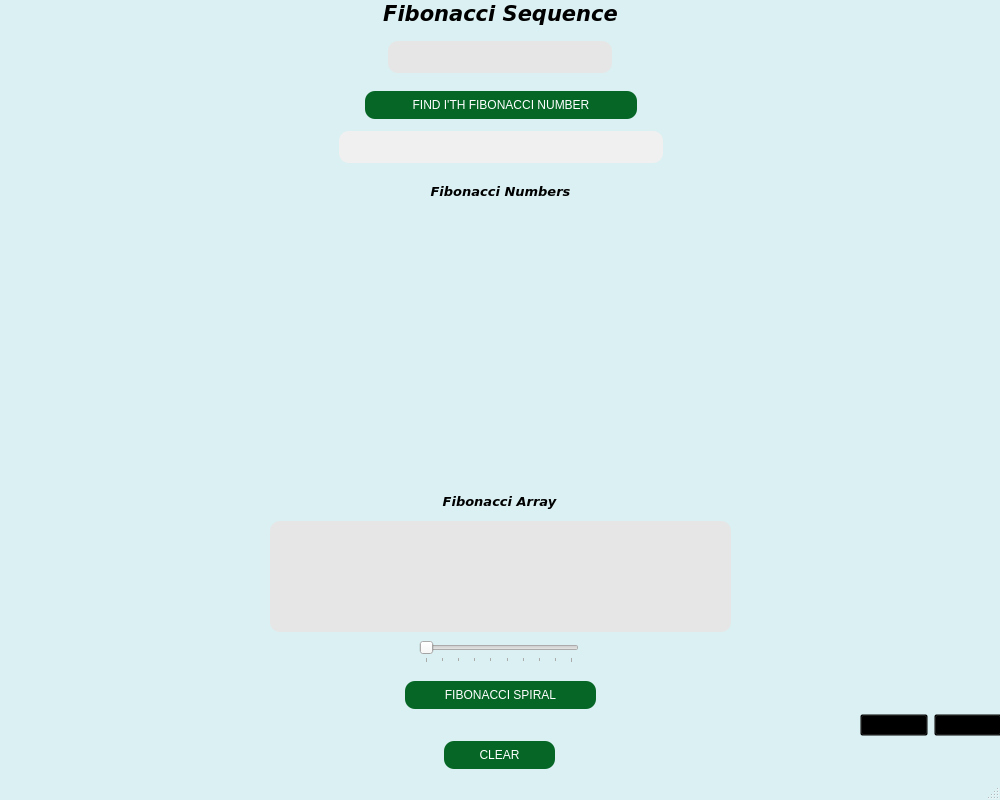
ozan-git/Sorting-Algorithms-Visualisation, file qt_designer_ozan/fibonacci_uiqt.ui: the form before one commit.
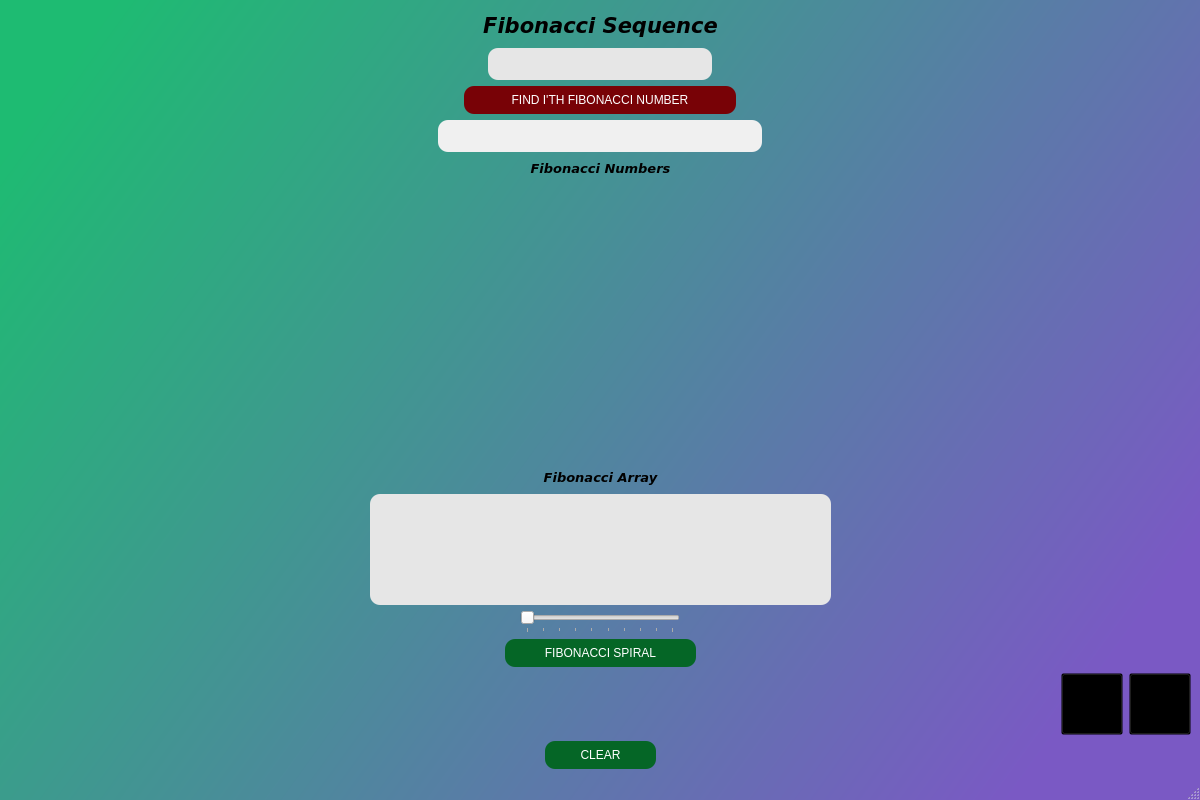
The form after the commit. Icons and pictures are not drawn. Custom widgets are drawn as their Qt base class.

The edit to the form file:
```diff
--- a/qt_designer_ozan/fibonacci_uiqt.ui
+++ b/qt_designer_ozan/fibonacci_uiqt.ui
@@ -6,20 +6,20 @@
    <rect>
     <x>0</x>
     <y>0</y>
-    <width>1000</width>
+    <width>1200</width>
     <height>800</height>
    </rect>
   </property>
   <property name="minimumSize">
    <size>
-    <width>1000</width>
+    <width>1200</width>
     <height>800</height>
    </size>
   </property>
   <property name="maximumSize">
    <size>
-    <width>1000</width>
-    <height>800</height>
+    <width>4500</width>
+    <height>4500</height>
    </size>
   </property>
   <property name="windowTitle">
@@ -27,87 +27,12 @@
   </property>
   <property name="styleSheet">
    <string notr="true">#FibonacciWindow{
-background-color: rgb(219, 240, 242);
+background-color: qlineargradient(spread:pad, x1:0, y1:0.193545, x2:1, y2:0.676, stop:0 rgba(30, 187, 114, 255), stop:1 rgba(122, 89, 196, 255));
 }</string>
   </property>
   <widget class="QWidget" name="centralwidget">
-   <widget class="QWidget" name="layoutWidget">
-    <property name="geometry">
-     <rect>
-      <x>0</x>
-      <y>130</y>
-      <width>1001</width>
-      <height>34</height>
-     </rect>
-    </property>
-    <layout class="QHBoxLayout" name="horizontalLayout_4">
+   <layout class="QVBoxLayout" name="verticalLayout">
      <item>
-      <spacer name="horizontalSpacer_7">
-       <property name="orientation">
-        <enum>Qt::Horizontal</enum>
-       </property>
-       <property name="sizeHint" stdset="0">
-        <size>
-         <width>40</width>
-         <height>20</height>
-        </size>
-       </property>
-      </spacer>
-     </item>
-     <item>
-      <widget class="QLabel" name="result">
-       <property name="minimumSize">
-        <size>
-         <width>324</width>
-         <height>32</height>
-        </size>
-       </property>
-       <property name="maximumSize">
-        <size>
-         <width>324</width>
-         <height>32</height>
-        </size>
-       </property>
-       <property name="toolTip">
-        <string>Nth Fibonacci Number</string>
-       </property>
-       <property name="styleSheet">
-        <string notr="true">font: 10pt &quot;MS Shell Dlg 2&quot;;
-background-color: rgb(240, 240, 240);
-border-radius: 10px ;</string>
-       </property>
-       <property name="text">
-        <string/>
-       </property>
-       <property name="alignment">
-        <set>Qt::AlignCenter</set>
-       </property>
-      </widget>
-     </item>
-     <item>
-      <spacer name="horizontalSpacer_8">
-       <property name="orientation">
-        <enum>Qt::Horizontal</enum>
-       </property>
-       <property name="sizeHint" stdset="0">
-        <size>
-         <width>40</width>
-         <height>20</height>
-        </size>
-       </property>
-      </spacer>
-     </item>
-    </layout>
-   </widget>
-   <widget class="QWidget" name="layoutWidget">
-    <property name="geometry">
-     <rect>
-      <x>0</x>
-      <y>0</y>
-      <width>1001</width>
-      <height>27</height>
-     </rect>
-    </property>
     <layout class="QHBoxLayout" name="horizontalLayout">
      <item>
       <spacer name="horizontalSpacer">
@@ -152,19 +77,11 @@
       </spacer>
      </item>
     </layout>
-   </widget>
-   <widget class="QWidget" name="layoutWidget">
-    <property name="geometry">
-     <rect>
-      <x>3</x>
-      <y>210</y>
-      <width>991</width>
-      <height>278</height>
-     </rect>
-    </property>
-    <layout class="QHBoxLayout" name="horizontalLayout_5">
+    </item>
      <item>
-      <spacer name="horizontalSpacer_11">
+     <layout class="QHBoxLayout" name="horizontalLayout_2">
+      <item>
+       <spacer name="horizontalSpacer_3">
        <property name="orientation">
         <enum>Qt::Horizontal</enum>
        </property>
@@ -177,26 +94,40 @@
       </spacer>
      </item>
      <item>
-      <widget class="MplFib" name="MplFib" native="true">
+       <widget class="QLineEdit" name="n_number">
        <property name="minimumSize">
         <size>
-         <width>860</width>
-         <height>276</height>
+          <width>224</width>
+          <height>32</height>
         </size>
        </property>
        <property name="maximumSize">
         <size>
-         <width>860</width>
-         <height>276</height>
-        </size>
-       </property>
+          <width>224</width>
+          <height>32</height>
+         </size>
+        </property>
+        <property name="toolTip">
+         <string>Enter a number</string>
+        </property>
        <property name="styleSheet">
-        <string notr="true">background-color: rgba(0,0,0,0);</string>
+         <string notr="true">background-color: rgb(230, 230, 230);
+font: 10pt &quot;MS Shell Dlg 2&quot;;
+border-radius: 10px ;</string>
+        </property>
+        <property name="text">
+         <string/>
+        </property>
+        <property name="alignment">
+         <set>Qt::AlignCenter</set>
+        </property>
+        <property name="placeholderText">
+         <string/>
        </property>
       </widget>
      </item>
      <item>
-      <spacer name="horizontalSpacer_12">
+       <spacer name="horizontalSpacer_4">
        <property name="orientation">
         <enum>Qt::Horizontal</enum>
        </property>
@@ -209,16 +140,8 @@
       </spacer>
      </item>
     </layout>
-   </widget>
-   <widget class="QWidget" name="layoutWidget">
-    <property name="geometry">
-     <rect>
-      <x>0</x>
-      <y>90</y>
-      <width>1001</width>
-      <height>30</height>
-     </rect>
-    </property>
+    </item>
+    <item>
     <layout class="QHBoxLayout" name="horizontalLayout_3">
      <item>
       <spacer name="horizontalSpacer_5">
@@ -251,12 +174,11 @@
         <string>Find nth Fibonacci Number</string>
        </property>
        <property name="styleSheet">
-        <string notr="true">#findfibo_btn{
-background-color: rgb(5, 102, 38);
+         <string notr="true">#findfibo_btn{background-color:rgba(120, 2, 6, 255);
 font: 10pt &quot;MS Shell Dlg 2&quot; white;
 border-radius: 10px ;
-color: white;
-}
+color: white;}
+
 #findfibo_btn:hover{
 background-color:qlineargradient(spread:pad, x1:0, y1:0, x2:0.625, y2:0.761, stop:0 rgba(48, 33, 14, 255), stop:1 rgba(0, 108, 80, 255));
 }</string>
@@ -280,16 +202,68 @@
       </spacer>
      </item>
     </layout>
-   </widget>
-   <widget class="QWidget" name="layoutWidget">
-    <property name="geometry">
-     <rect>
-      <x>0</x>
-      <y>180</y>
-      <width>1001</width>
-      <height>23</height>
-     </rect>
-    </property>
+    </item>
+    <item>
+     <layout class="QHBoxLayout" name="horizontalLayout_4">
+      <item>
+       <spacer name="horizontalSpacer_7">
+        <property name="orientation">
+         <enum>Qt::Horizontal</enum>
+        </property>
+        <property name="sizeHint" stdset="0">
+         <size>
+          <width>40</width>
+          <height>20</height>
+         </size>
+        </property>
+       </spacer>
+      </item>
+      <item>
+       <widget class="QLabel" name="result">
+        <property name="minimumSize">
+         <size>
+          <width>324</width>
+          <height>32</height>
+         </size>
+        </property>
+        <property name="maximumSize">
+         <size>
+          <width>324</width>
+          <height>32</height>
+         </size>
+        </property>
+        <property name="toolTip">
+         <string>Nth Fibonacci Number</string>
+        </property>
+        <property name="styleSheet">
+         <string notr="true">font: 10pt &quot;MS Shell Dlg 2&quot;;
+background-color: rgb(240, 240, 240);
+border-radius: 10px ;</string>
+        </property>
+        <property name="text">
+         <string/>
+        </property>
+        <property name="alignment">
+         <set>Qt::AlignCenter</set>
+        </property>
+       </widget>
+      </item>
+      <item>
+       <spacer name="horizontalSpacer_8">
+        <property name="orientation">
+         <enum>Qt::Horizontal</enum>
+        </property>
+        <property name="sizeHint" stdset="0">
+         <size>
+          <width>40</width>
+          <height>20</height>
+         </size>
+        </property>
+       </spacer>
+      </item>
+     </layout>
+    </item>
+    <item>
     <layout class="QHBoxLayout" name="horizontalLayout_6">
      <item>
       <spacer name="horizontalSpacer_9">
@@ -346,16 +320,175 @@
       </spacer>
      </item>
     </layout>
-   </widget>
-   <widget class="QWidget" name="layoutWidget">
-    <property name="geometry">
-     <rect>
-      <x>3</x>
-      <y>640</y>
-      <width>991</width>
-      <height>24</height>
-     </rect>
-    </property>
+    </item>
+    <item>
+     <layout class="QHBoxLayout" name="horizontalLayout_5">
+      <item>
+       <spacer name="horizontalSpacer_11">
+        <property name="orientation">
+         <enum>Qt::Horizontal</enum>
+        </property>
+        <property name="sizeHint" stdset="0">
+         <size>
+          <width>40</width>
+          <height>20</height>
+         </size>
+        </property>
+       </spacer>
+      </item>
+      <item>
+       <widget class="MplFib" name="MplFib" native="true">
+        <property name="minimumSize">
+         <size>
+          <width>860</width>
+          <height>276</height>
+         </size>
+        </property>
+        <property name="maximumSize">
+         <size>
+          <width>860</width>
+          <height>276</height>
+         </size>
+        </property>
+        <property name="styleSheet">
+         <string notr="true">background-color: rgba(0,0,0,0);</string>
+        </property>
+       </widget>
+      </item>
+      <item>
+       <spacer name="horizontalSpacer_12">
+        <property name="orientation">
+         <enum>Qt::Horizontal</enum>
+        </property>
+        <property name="sizeHint" stdset="0">
+         <size>
+          <width>40</width>
+          <height>20</height>
+         </size>
+        </property>
+       </spacer>
+      </item>
+     </layout>
+    </item>
+    <item>
+     <layout class="QHBoxLayout" name="horizontalLayout_7">
+      <item>
+       <spacer name="horizontalSpacer_21">
+        <property name="orientation">
+         <enum>Qt::Horizontal</enum>
+        </property>
+        <property name="sizeHint" stdset="0">
+         <size>
+          <width>40</width>
+          <height>20</height>
+         </size>
+        </property>
+       </spacer>
+      </item>
+      <item>
+       <widget class="QLabel" name="label_7">
+        <property name="minimumSize">
+         <size>
+          <width>151</width>
+          <height>21</height>
+         </size>
+        </property>
+        <property name="maximumSize">
+         <size>
+          <width>151</width>
+          <height>21</height>
+         </size>
+        </property>
+        <property name="font">
+         <font>
+          <family>Verdana</family>
+          <pointsize>12</pointsize>
+          <weight>75</weight>
+          <bold>true</bold>
+          <kerning>true</kerning>
+         </font>
+        </property>
+        <property name="text">
+         <string>&lt;html&gt;&lt;head/&gt;&lt;body&gt;&lt;p align=&quot;center&quot;&gt;&lt;span style=&quot; font-size:10pt; font-style:italic; color:#000000;&quot;&gt;Fibonacci Array&lt;/span&gt;&lt;/p&gt;&lt;/body&gt;&lt;/html&gt;</string>
+        </property>
+       </widget>
+      </item>
+      <item>
+       <spacer name="horizontalSpacer_22">
+        <property name="orientation">
+         <enum>Qt::Horizontal</enum>
+        </property>
+        <property name="sizeHint" stdset="0">
+         <size>
+          <width>40</width>
+          <height>20</height>
+         </size>
+        </property>
+       </spacer>
+      </item>
+     </layout>
+    </item>
+    <item>
+     <layout class="QHBoxLayout" name="horizontalLayout_8">
+      <item>
+       <spacer name="horizontalSpacer_13">
+        <property name="orientation">
+         <enum>Qt::Horizontal</enum>
+        </property>
+        <property name="sizeHint" stdset="0">
+         <size>
+          <width>40</width>
+          <height>20</height>
+         </size>
+        </property>
+       </spacer>
+      </item>
+      <item>
+       <widget class="QLabel" name="fibonacci_series">
+        <property name="minimumSize">
+         <size>
+          <width>461</width>
+          <height>111</height>
+         </size>
+        </property>
+        <property name="maximumSize">
+         <size>
+          <width>461</width>
+          <height>111</height>
+         </size>
+        </property>
+        <property name="toolTip">
+         <string>Fibonacci Sequence</string>
+        </property>
+        <property name="styleSheet">
+         <string notr="true">font: 10pt &quot;MS Shell Dlg 2&quot;;
+background-color: rgb(230, 230, 230);
+border-radius: 10px ;</string>
+        </property>
+        <property name="text">
+         <string/>
+        </property>
+        <property name="alignment">
+         <set>Qt::AlignCenter</set>
+        </property>
+       </widget>
+      </item>
+      <item>
+       <spacer name="horizontalSpacer_14">
+        <property name="orientation">
+         <enum>Qt::Horizontal</enum>
+        </property>
+        <property name="sizeHint" stdset="0">
+         <size>
+          <width>40</width>
+          <height>20</height>
+         </size>
+        </property>
+       </spacer>
+      </item>
+     </layout>
+    </item>
+    <item>
     <layout class="QHBoxLayout" name="horizontalLayout_9">
      <item>
       <spacer name="horizontalSpacer_15">
@@ -418,16 +551,8 @@
       </spacer>
      </item>
     </layout>
-   </widget>
-   <widget class="QWidget" name="layoutWidget">
-    <property name="geometry">
-     <rect>
-      <x>0</x>
-      <y>680</y>
-      <width>1001</width>
-      <height>30</height>
-     </rect>
-    </property>
+    </item>
+    <item>
     <layout class="QHBoxLayout" name="horizontalLayout_10">
      <item>
       <spacer name="horizontalSpacer_17">
@@ -489,295 +614,36 @@
       </spacer>
      </item>
     </layout>
-   </widget>
-   <widget class="QWidget" name="layoutWidget">
-    <property name="geometry">
-     <rect>
-      <x>-1</x>
-      <y>40</y>
-      <width>1001</width>
-      <height>34</height>
-     </rect>
-    </property>
-    <layout class="QHBoxLayout" name="horizontalLayout_2">
-     <item>
-      <spacer name="horizontalSpacer_3">
-       <property name="orientation">
-        <enum>Qt::Horizontal</enum>
-       </property>
-       <property name="sizeHint" stdset="0">
-        <size>
-         <width>40</width>
-         <height>20</height>
-        </size>
-       </property>
-      </spacer>
      </item>
      <item>
-      <widget class="QLineEdit" name="n_number">
-       <property name="minimumSize">
-        <size>
-         <width>224</width>
-         <height>32</height>
-        </size>
-       </property>
-       <property name="maximumSize">
-        <size>
-         <width>224</width>
-         <height>32</height>
-        </size>
-       </property>
-       <property name="toolTip">
-        <string>Enter a number</string>
-       </property>
-       <property name="styleSheet">
-        <string notr="true">background-color: rgb(230, 230, 230);
-font: 10pt &quot;MS Shell Dlg 2&quot;;
-border-radius: 10px ;</string>
-       </property>
-       <property name="text">
-        <string/>
-       </property>
-       <property name="alignment">
-        <set>Qt::AlignCenter</set>
-       </property>
-       <property name="placeholderText">
-        <string/>
-       </property>
-      </widget>
-     </item>
-     <item>
-      <spacer name="horizontalSpacer_4">
-       <property name="orientation">
-        <enum>Qt::Horizontal</enum>
-       </property>
-       <property name="sizeHint" stdset="0">
-        <size>
-         <width>40</width>
-         <height>20</height>
-        </size>
-       </property>
-      </spacer>
-     </item>
-    </layout>
-   </widget>
-   <widget class="QWidget" name="layoutWidget">
-    <property name="geometry">
-     <rect>
-      <x>0</x>
-      <y>520</y>
-      <width>1001</width>
-      <height>113</height>
-     </rect>
-    </property>
-    <layout class="QHBoxLayout" name="horizontalLayout_8">
-     <item>
-      <spacer name="horizontalSpacer_13">
-       <property name="orientation">
-        <enum>Qt::Horizontal</enum>
-       </property>
-       <property name="sizeHint" stdset="0">
-        <size>
-         <width>40</width>
-         <height>20</height>
-        </size>
-       </property>
-      </spacer>
-     </item>
-     <item>
-      <widget class="QLabel" name="fibonacci_series">
-       <property name="minimumSize">
-        <size>
-         <width>461</width>
-         <height>111</height>
-        </size>
-       </property>
-       <property name="maximumSize">
-        <size>
-         <width>461</width>
-         <height>111</height>
-        </size>
-       </property>
-       <property name="toolTip">
-        <string>Fibonacci Sequence</string>
-       </property>
-       <property name="styleSheet">
-        <string notr="true">font: 10pt &quot;MS Shell Dlg 2&quot;;
-background-color: rgb(230, 230, 230);
-border-radius: 10px ;</string>
-       </property>
-       <property name="text">
-        <string/>
-       </property>
-       <property name="alignment">
-        <set>Qt::AlignCenter</set>
-       </property>
-      </widget>
-     </item>
-     <item>
-      <spacer name="horizontalSpacer_14">
-       <property name="orientation">
-        <enum>Qt::Horizontal</enum>
-       </property>
-       <property name="sizeHint" stdset="0">
-        <size>
-         <width>40</width>
-         <height>20</height>
-        </size>
-       </property>
-      </spacer>
-     </item>
-    </layout>
-   </widget>
-   <widget class="QWidget" name="layoutWidget">
-    <property name="geometry">
-     <rect>
-      <x>4</x>
-      <y>720</y>
-      <width>991</width>
-      <height>70</height>
-     </rect>
-    </property>
-    <layout class="QHBoxLayout" name="horizontalLayout_11">
-     <item>
-      <spacer name="horizontalSpacer_20">
-       <property name="orientation">
-        <enum>Qt::Horizontal</enum>
-       </property>
-       <property name="sizeHint" stdset="0">
-        <size>
-         <width>40</width>
-         <height>20</height>
-        </size>
-       </property>
-      </spacer>
-     </item>
-     <item>
-      <widget class="QPushButton" name="clear_btn">
-       <property name="minimumSize">
-        <size>
-         <width>111</width>
-         <height>28</height>
-        </size>
-       </property>
-       <property name="maximumSize">
-        <size>
-         <width>111</width>
-         <height>28</height>
-        </size>
-       </property>
-       <property name="toolTip">
-        <string>Clear all values</string>
-       </property>
-       <property name="styleSheet">
-        <string notr="true">#clear_btn{
-background-color: rgb(5, 102, 38);
-font: 10pt &quot;MS Shell Dlg 2&quot; white;
-border-radius: 10px ;
-color: white;
-}
-#clear_btn:hover{
-background-color:qlineargradient(spread:pad, x1:0, y1:0, x2:0.625, y2:0.761, stop:0 rgba(48, 33, 14, 255), stop:1 rgba(0, 108, 80, 255));
-}</string>
-       </property>
-       <property name="text">
-        <string>CLEAR</string>
-       </property>
-      </widget>
-     </item>
-     <item>
-      <spacer name="horizontalSpacer_19">
-       <property name="orientation">
-        <enum>Qt::Horizontal</enum>
-       </property>
-       <property name="sizeHint" stdset="0">
-        <size>
-         <width>40</width>
-         <height>20</height>
-        </size>
-       </property>
-      </spacer>
-     </item>
-    </layout>
-   </widget>
-   <widget class="QWidget" name="layoutWidget">
-    <property name="geometry">
-     <rect>
-      <x>4</x>
-      <y>490</y>
-      <width>991</width>
-      <height>23</height>
-     </rect>
-    </property>
-    <layout class="QHBoxLayout" name="horizontalLayout_7">
-     <item>
-      <spacer name="horizontalSpacer_21">
-       <property name="orientation">
-        <enum>Qt::Horizontal</enum>
-       </property>
-       <property name="sizeHint" stdset="0">
-        <size>
-         <width>40</width>
-         <height>20</height>
-        </size>
-       </property>
-      </spacer>
-     </item>
-     <item>
-      <widget class="QLabel" name="label_7">
-       <property name="minimumSize">
-        <size>
-         <width>151</width>
-         <height>21</height>
-        </size>
-       </property>
-       <property name="maximumSize">
-        <size>
-         <width>151</width>
-         <height>21</height>
-        </size>
-       </property>
-       <property name="font">
-        <font>
-         <family>Verdana</family>
-         <pointsize>12</pointsize>
-         <weight>75</weight>
-         <bold>true</bold>
-         <kerning>true</kerning>
-        </font>
-       </property>
-       <property name="text">
-        <string>&lt;html&gt;&lt;head/&gt;&lt;body&gt;&lt;p align=&quot;center&quot;&gt;&lt;span style=&quot; font-size:10pt; font-style:italic; color:#000000;&quot;&gt;Fibonacci Array&lt;/span&gt;&lt;/p&gt;&lt;/body&gt;&lt;/html&gt;</string>
-       </property>
-      </widget>
-     </item>
-     <item>
-      <spacer name="horizontalSpacer_22">
-       <property name="orientation">
-        <enum>Qt::Horizontal</enum>
-       </property>
-       <property name="sizeHint" stdset="0">
-        <size>
-         <width>40</width>
-         <height>20</height>
-        </size>
-       </property>
-      </spacer>
-     </item>
-    </layout>
-   </widget>
-   <widget class="QWidget" name="">
-    <property name="geometry">
-     <rect>
-      <x>860</x>
-      <y>690</y>
-      <width>142</width>
-      <height>70</height>
-     </rect>
-    </property>
     <layout class="QHBoxLayout" name="horizontalLayout_12">
+      <item>
+       <spacer name="horizontalSpacer_23">
+        <property name="orientation">
+         <enum>Qt::Horizontal</enum>
+        </property>
+        <property name="sizeHint" stdset="0">
+         <size>
+          <width>40</width>
+          <height>20</height>
+         </size>
+        </property>
+       </spacer>
+      </item>
      <item>
       <widget class="QPushButton" name="mic_btn">
+        <property name="minimumSize">
+         <size>
+          <width>62</width>
+          <height>62</height>
+         </size>
+        </property>
+        <property name="maximumSize">
+         <size>
+          <width>62</width>
+          <height>62</height>
+         </size>
+        </property>
        <property name="toolTip">
         <string>Speech Recognition</string>
        </property>
@@ -804,6 +670,18 @@
      </item>
      <item>
       <widget class="QPushButton" name="back_btn">
+        <property name="minimumSize">
+         <size>
+          <width>62</width>
+          <height>62</height>
+         </size>
+        </property>
+        <property name="maximumSize">
+         <size>
+          <width>62</width>
+          <height>62</height>
+         </size>
+        </property>
        <property name="toolTip">
         <string>Back To Menu</string>
        </property>
@@ -829,17 +707,71 @@
       </widget>
      </item>
     </layout>
-   </widget>
-  </widget>
-  <widget class="QMenuBar" name="menubar">
-   <property name="geometry">
-    <rect>
-     <x>0</x>
-     <y>0</y>
-     <width>1000</width>
-     <height>21</height>
-    </rect>
-   </property>
+    </item>
+    <item>
+     <layout class="QHBoxLayout" name="horizontalLayout_11">
+      <item>
+       <spacer name="horizontalSpacer_20">
+        <property name="orientation">
+         <enum>Qt::Horizontal</enum>
+        </property>
+        <property name="sizeHint" stdset="0">
+         <size>
+          <width>40</width>
+          <height>20</height>
+         </size>
+        </property>
+       </spacer>
+      </item>
+      <item>
+       <widget class="QPushButton" name="clear_btn">
+        <property name="minimumSize">
+         <size>
+          <width>111</width>
+          <height>28</height>
+         </size>
+        </property>
+        <property name="maximumSize">
+         <size>
+          <width>111</width>
+          <height>28</height>
+         </size>
+        </property>
+        <property name="toolTip">
+         <string>Clear all values</string>
+        </property>
+        <property name="styleSheet">
+         <string notr="true">#clear_btn{
+background-color: rgb(5, 102, 38);
+font: 10pt &quot;MS Shell Dlg 2&quot; white;
+border-radius: 10px ;
+color: white;
+}
+#clear_btn:hover{
+background-color:qlineargradient(spread:pad, x1:0, y1:0, x2:0.625, y2:0.761, stop:0 rgba(48, 33, 14, 255), stop:1 rgba(0, 108, 80, 255));
+}</string>
+        </property>
+        <property name="text">
+         <string>CLEAR</string>
+        </property>
+       </widget>
+      </item>
+      <item>
+       <spacer name="horizontalSpacer_19">
+        <property name="orientation">
+         <enum>Qt::Horizontal</enum>
+        </property>
+        <property name="sizeHint" stdset="0">
+         <size>
+          <width>40</width>
+          <height>20</height>
+         </size>
+        </property>
+       </spacer>
+      </item>
+     </layout>
+    </item>
+   </layout>
   </widget>
   <widget class="QStatusBar" name="statusbar"/>
  </widget>
```
Left out of the diff: 3 changed lines with no effect on the pictures. Lines whose indentation alone changed are shown as unchanged.
